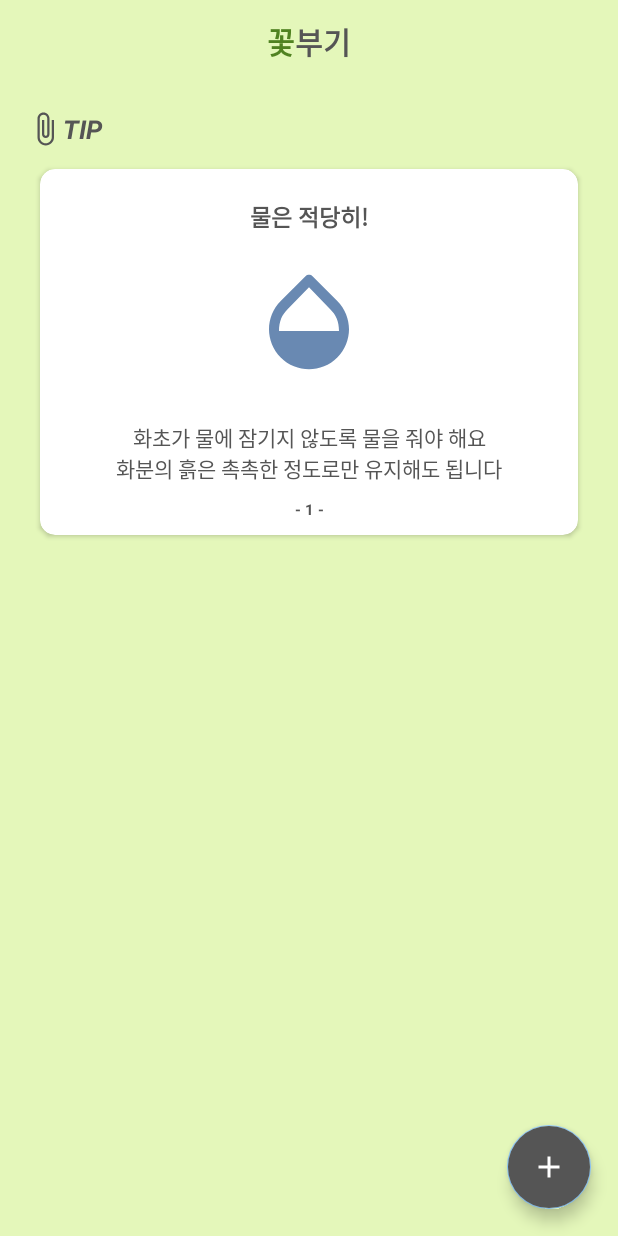
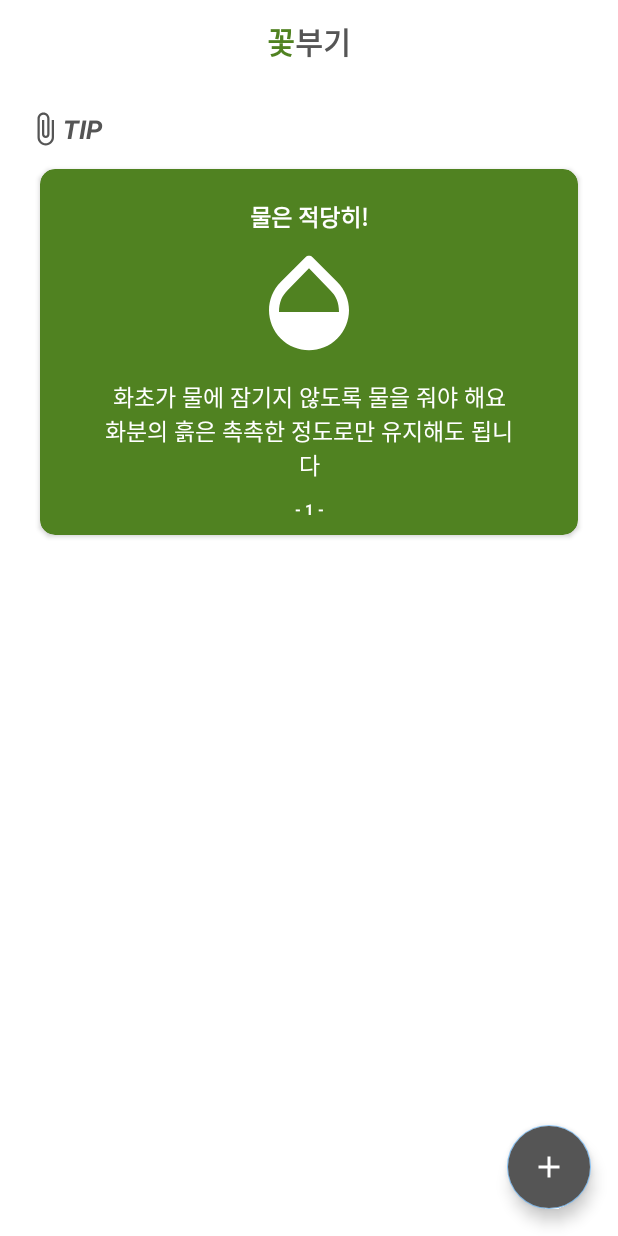
Before and after one commit to jiyeung-yun/teamc_capstone_design, an Android app: the screen it shows after launch (ListActivity), on a phone screen of 412 x 824 dp. Run offline under Robolectric (Android 15) with nearby library versions, the phone set to English and light mode, and no system bars; 2 statements that could not run were skipped.

Commit message:
리스트 디자인 가독성 수정

```diff
--- a/Capstone/app/src/main/java/com/Capstone/plantplant/ListActivity.java
+++ b/Capstone/app/src/main/java/com/Capstone/plantplant/ListActivity.java
@@ -125,13 +125,13 @@ public class ListActivity extends AppCompatActivity {
         TipAdapter adapter = new TipAdapter();
         adapter.addItem(new ItemTip("물은 적당히!",R.drawable.ic_opacity_24px,
                 "화초가 물에 잠기지 않도록 물을 줘야 해요\n화분의 흙은 촉촉한 정도로만 유지해도 됩니다",
-                Color.parseColor("#FF6989B2"),"- 1 -"));
+                Color.parseColor("#FFFFFFFF"),"- 1 -"));
         adapter.addItem(new ItemTip("화분의 위치도 중요!",R.drawable.ic_wb_sunny_24px,
                 "집안에 비치는 방향을 파악해서 햇볕이 드는 곳, 그늘이 지는 곳, 습도와 온도에 맞춰서 화분을 놓으세요",
-                Color.parseColor("#FFF29661"),"- 2 -"));
+                Color.parseColor("#FFFFFFFF"),"- 2 -"));
         adapter.addItem(new ItemTip("생장에 알맞은 환경이 필요",R.drawable.ic_local_florist_24px,
                 "분갈이 시 너무 큰 화분에 옮기지 마세요.\n지금 화분의 한 사이즈 큰 것을 사용하시면 됩니다.",
-                Color.parseColor("#FF508221"),"- 3 -"));
+                Color.parseColor("#FFFFFFFF"),"- 3 -"));
         rv_tip.setAdapter(adapter);
 
         //Recyclerview의 연속 스크롤을 막아 주는 헬퍼
--- a/Capstone/app/src/main/res/layout/activity_list.xml
+++ b/Capstone/app/src/main/res/layout/activity_list.xml
@@ -3,7 +3,7 @@
     xmlns:app="http://schemas.android.com/apk/res-auto"
     android:layout_width="match_parent"
     android:layout_height="match_parent"
-    android:background="@color/colorPrimary"
+    android:background="@color/colorBlockBackground"
     android:orientation="vertical">
 
 
--- a/Capstone/app/src/main/res/layout/item_tip.xml
+++ b/Capstone/app/src/main/res/layout/item_tip.xml
@@ -4,7 +4,7 @@
     android:layout_width="match_parent"
     android:layout_height="256dp"
     android:layout_margin="3dp"
-    app:cardBackgroundColor="@color/colorBlockBackground"
+    app:cardBackgroundColor="@color/colorPrimaryDark"
     app:cardCornerRadius="@dimen/block_edge"
     app:cardUseCompatPadding="true">
 
@@ -21,8 +21,9 @@
             android:id="@+id/tip_title"
             android:layout_width="match_parent"
             android:layout_height="wrap_content"
+            android:layout_marginBottom="@dimen/block_title_padding"
             android:gravity="center"
-            android:textColor="@color/colorTitleFont"
+            android:textColor="@color/colorButtonFont"
             android:textSize="@dimen/block_content_font_size"
             android:textStyle="bold" />
 
@@ -31,7 +32,6 @@
             android:layout_width="match_parent"
             android:layout_height="80dp"
             android:layout_gravity="center"
-            android:layout_margin="@dimen/side_padding"
             android:scaleType="fitCenter" />
 
         <TextView
@@ -42,15 +42,15 @@
             android:gravity="center"
             android:paddingLeft="@dimen/block_inside_padding"
             android:paddingRight="@dimen/block_inside_padding"
-            android:textColor="@color/colorTitleFont"
-            android:textSize="14sp" />
+            android:textColor="@color/colorButtonFont"
+            android:textSize="@dimen/block_content_font_size" />
 
         <TextView
             android:id="@+id/tip_page"
             android:layout_width="match_parent"
             android:layout_height="wrap_content"
             android:gravity="center"
-            android:textColor="@color/colorTitleFont"
+            android:textColor="@color/colorButtonFont"
             android:textSize="10sp"
             android:textStyle="bold" />
     </LinearLayout>
```
Also changed, not shown: Capstone/app/src/main/res/layout/activity_info.xml (+0 -19 lines), Capstone/app/src/main/res/layout/activtiy_plantinfo.xml (+9 -0 lines), Capstone/app/src/main/res/layout/item_list.xml (+12 -7 lines).
